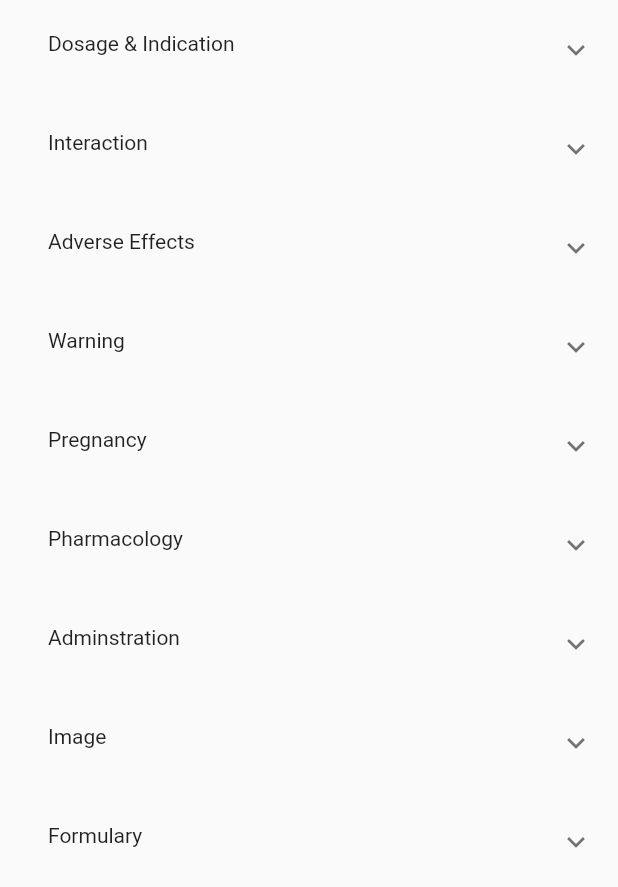
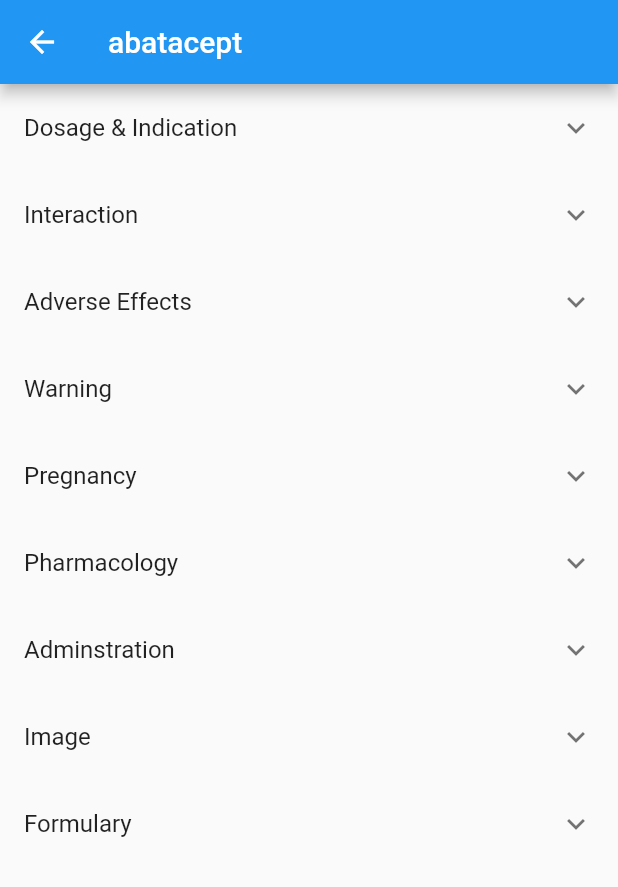
Before and after one commit to Sharan-ayush08/medical-services, a Flutter app: the ListViewPage screen opened directly, after a tap on "abatacept", on a phone screen of 412 x 824 dp. Shown: the top 887 px of the screen. Run offline on Flutter 3.47's test engine with Material 2 defaults, Android fonts, the phone set to English and light mode, and no system bars.

Commit message:
ExpansionTile Working

```diff
--- a/lib/screens/list_view_page.dart
+++ b/lib/screens/list_view_page.dart
@@ -30,9 +30,10 @@ class ListViewPage extends StatelessWidget {
               itemCount: _itemNames.length,
               itemBuilder: (BuildContext ctx, int index) {
                 return Card(
-                  child: ExpansionTile(
-                    title: Column(
-                      children: <ListTile>[
+                  child:
+                      //  ExpansionTile(
+                      //   //_itemNames[index] //items![_itemNames[index]]
+                      //   title:
                       ListTile(
                     onTap: () {
                       print(_isDetail);
@@ -57,22 +58,20 @@ class ListViewPage extends StatelessWidget {
                       _itemNames[index],
                       style: TextStyle(fontSize: 20.0),
                     ),
-                        )
-                      ],
                   ),
-                    children: [
-                      Text(
-                        _itemNames[index],
-                        style: TextStyle(fontSize: 20),
-                      ),
-                      Container(
-                        child: ViewDetails(
-                          title: _itemNames[index],
-                          details: _itemNames[index],
-                        ),
-                      )
-                    ],
-                  ),
+                  //   children: [
+                  //     Text(
+                  //       _itemNames[index],
+                  //       style: TextStyle(fontSize: 20),
+                  //     ),
+                  //     Container(
+                  //       child: ViewDetails(
+                  //         title: _itemNames[index],
+                  //         details: _itemNames[index],
+                  //       ),
+                  //     )
+                  //   ],
+                  // ),
                 );
               },
             ),
--- a/lib/screens/view_details.dart
+++ b/lib/screens/view_details.dart
@@ -1,6 +1,6 @@
 import 'package:flutter/material.dart';
 
-class ViewDetails extends StatefulWidget {
+class ViewDetails extends StatelessWidget {
   final title;
   final details;
 
@@ -10,11 +10,11 @@ class ViewDetails extends StatefulWidget {
     this.details,
   }) : super(key: key);
 
-  @override
-  _ViewDetailsState createState() => _ViewDetailsState();
-}
+//   @override
+//   _ViewDetailsState createState() => _ViewDetailsState();
+// }
 
-class _ViewDetailsState extends State<ViewDetails> {
+// class _ViewDetailsState extends State<ViewDetails> {
   // List<ExpansionItem> work = <ExpansionItem>[
   //   ExpansionItem(header: "header", body: "This is the First Header"),
   //   ExpansionItem(header: "header1", body: "This is the Second Header"),
@@ -25,22 +25,29 @@ class _ViewDetailsState extends State<ViewDetails> {
   Widget build(BuildContext context) {
     // final _drugs = Provider.of<Medicines>(context).items;
 
-    final List<String> _points = widget.details.keys.toList();
+    final List<String> _points = details.keys.toList();
+    final List<String> _details = details.values.toList();
     // final List values = widget.items!.keys.toList();
     print(_points);
 
     // print(widget);
     return Scaffold(
+      appBar: AppBar(
+        // backgroundColor: Colors.blue[900],
+        title: Text(title),
+      ),
       body: ListView.builder(
           itemCount: _points.length,
           itemBuilder: (BuildContext context, int index) {
             return ExpansionTile(
-              title: Container(
-                child: ListTile(
-                  leading: Text(_points[index]),
-                  // trailing: Text(values[index]),
-                ),
-              ),
+              title: Text(_points[index]),
+              children: [Text(_details[index])],
+              // Container(
+              //   child: ListTile(
+              //     leading: Text(_points[index]),
+              // trailing: Text(values[index]),
+              // ),
+              // ),
             );
           }),
       // body: ListView(
```
Lines whose indentation alone changed are shown as unchanged.
